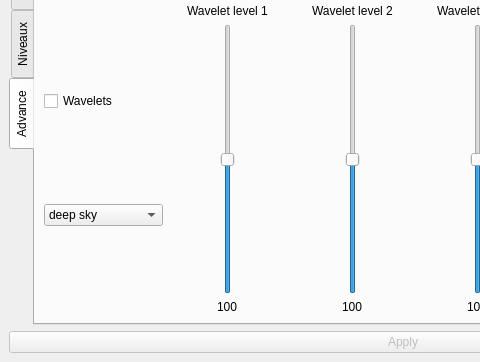
Qt form alsui.ui (gehelem/als) before a commit; both pictures show x 0 to 480 and y 434 to 796 of the 806 by 796 pixel window.
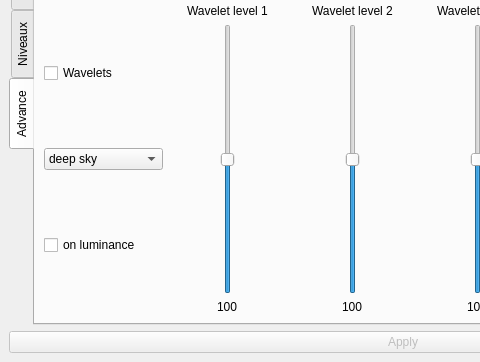
The same form after that commit. Icons and pictures are not drawn.

Commit message: Added option for luminance only wavelet processing (lower quality in some cases but faster)

```diff
--- a/alsui.ui
+++ b/alsui.ui
@@ -1075,6 +1075,13 @@
               </item>
              </widget>
             </item>
+            <item>
+             <widget class="QCheckBox" name="cbLuminanceWavelet">
+              <property name="text">
+               <string>on luminance</string>
+              </property>
+             </widget>
+            </item>
            </layout>
           </item>
           <item>
```
The commit also changes 3 other files.
